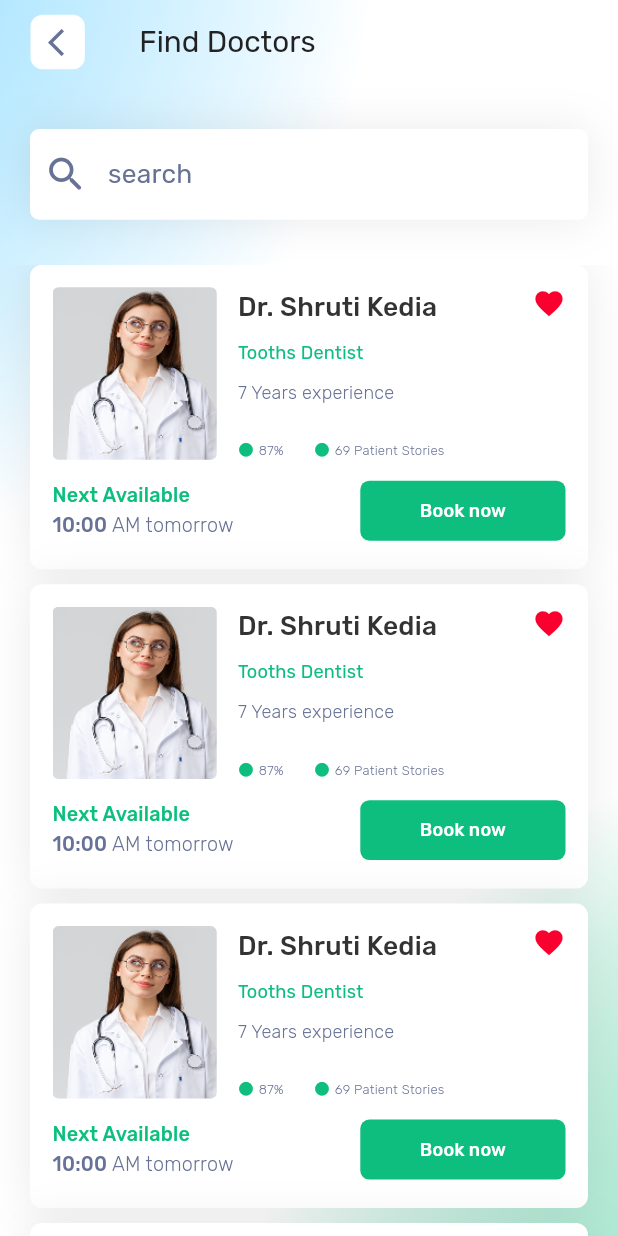
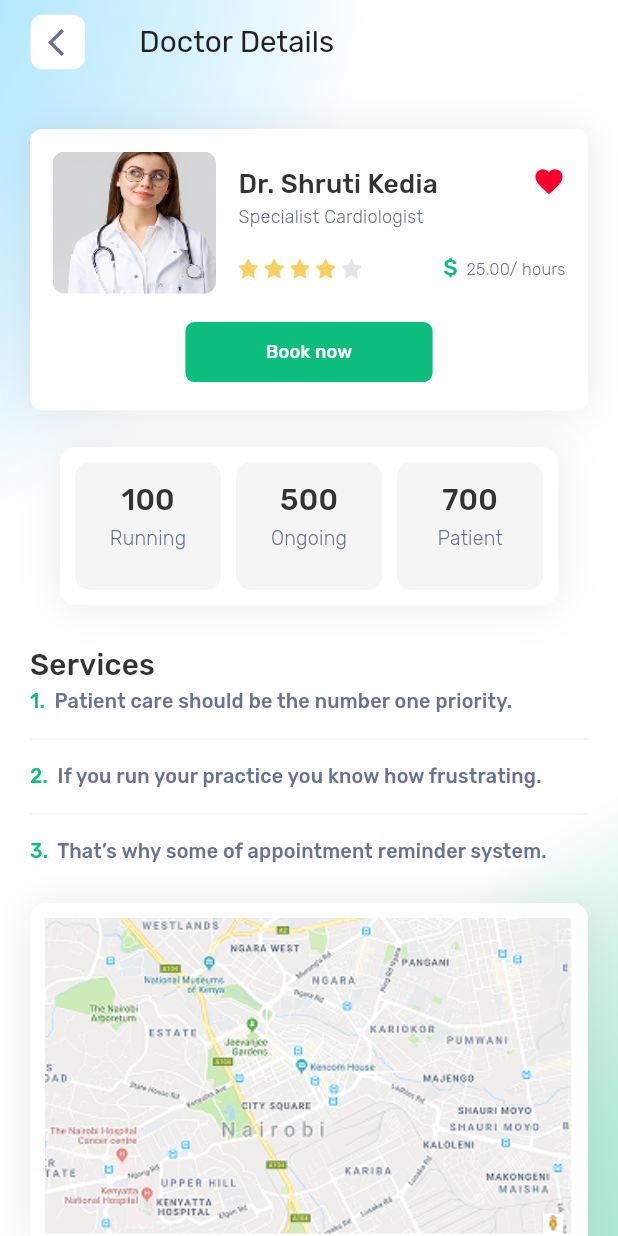
Before and after one commit to abdallahelnshar123-ux/doctor_hunt, a Flutter app: the screen it shows after launch, on a phone screen of 412 x 824 dp. Run offline on Flutter 3.47's test engine with Material 3 defaults, Android fonts, the phone set to English and light mode, and no system bars; our stand-ins replace flutter_screenutil, flutter_svg, go_router, google_fonts.

Commit message:
Implement doctor details screen and core UI components
* Create `DoctorDetailsScreen` featuring a comprehensive layout for doctor information, statistics, and services.
* Develop modular presentation widgets: `DoctorDetailsCard`, `DoctorStatisticsWidget`, and `ServicesWidget`.
* Extract `FavoriteButtonWidget` into a reusable core component and integrate it into `DoctorCard`.
* Expand `AppColors` and `AppAssets` with new design tokens and a map preview asset.
* Update the style generation script and `style_atoms.dart` to support new font sizes and color variants.
* Refine `FindDoctorsScreen` with `SafeArea` padding for improved layout consistency.

```diff
--- a/lib/apps/core/utils/app_assets.dart
+++ b/lib/apps/core/utils/app_assets.dart
@@ -6,6 +6,7 @@ class AppAssets {
   static const String appLogo = 'assets/icons/app_logo.svg';
   static const String userAvatar = 'assets/images/user_avatar.png';
   static const String testImageDoctor = 'assets/images/test_doctor_image.png';
+  static const String testImageMap = 'assets/images/test_map_image.png';
 
   // static const String avatarImage1 = 'assets/images/avatar1.png';
   // static const String avatarImage2 = 'assets/images/avatar2.png';
--- a/lib/apps/core/utils/app_colors.dart
+++ b/lib/apps/core/utils/app_colors.dart
@@ -40,10 +40,12 @@ class AppColors {
   // ----------------------
   static const Color surfaceGreen = Color(0xffE8F0E8); //
   static const Color badge = Color(0xffFA002F); //
+  static const Color grayMid = Color(0x32cbcbcb); //
 
   // ----------------------
   // Border /
   // ----------------------
   static const Color borderMuted = Color(0xffE6ECEA); //
   static const Color borderDefault = Color(0x28677294); //
+  static const Color borderSubtle = Color(0x19677294); //
 }
--- a/lib/apps/core/utils/app_routes.dart
+++ b/lib/apps/core/utils/app_routes.dart
@@ -6,4 +6,5 @@ class AppRoutes {
   static const String chooseRoleRouteName = 'choose_role_screen';
   static const String homeScreenRouteName = 'home_screen';
   static const String findDoctorsScreenRouteName = 'find_doctors_screen';
+  static const String doctorDetailsRouteName = 'doctor_details_screen';
 }
--- /dev/null
+++ b/lib/apps/core/widgets/favorite_button_widget.dart
@@ -0,0 +1,16 @@
+import 'package:flutter/material.dart';
+import 'package:flutter_screenutil/flutter_screenutil.dart';
+
+import '../utils/app_colors.dart';
+
+class FavoriteButtonWidget extends StatelessWidget {
+  const FavoriteButtonWidget({super.key});
+
+  @override
+  Widget build(BuildContext context) {
+    return GestureDetector(
+      onTap: () {},
+      child: Icon(Icons.favorite, color: AppColors.badge, size: 20.w),
+    );
+  }
+}
--- /dev/null
+++ b/lib/apps/features/doctor_details_screen/presentation/screens/doctor_details_screen.dart
@@ -0,0 +1,62 @@
+import 'package:doctor_hunt/apps/core/utils/app_assets.dart';
+import 'package:doctor_hunt/apps/core/widgets/app_scaffold.dart';
+import 'package:doctor_hunt/apps/core/widgets/main_app_bar.dart';
+import 'package:doctor_hunt/apps/features/doctor_details_screen/presentation/widget/doctor_details_card.dart';
+import 'package:doctor_hunt/apps/features/doctor_details_screen/presentation/widget/doctor_statistics_widget.dart';
+import 'package:doctor_hunt/apps/features/doctor_details_screen/presentation/widget/services_widget.dart';
+import 'package:flutter/material.dart';
+import 'package:flutter_screenutil/flutter_screenutil.dart';
+
+import '../../../../core/utils/app_colors.dart';
+
+class DoctorDetailsScreen extends StatelessWidget {
+  const DoctorDetailsScreen({super.key});
+
+  @override
+  Widget build(BuildContext context) {
+    return SafeArea(
+      top: false,
+      bottom: true,
+      child: AppScaffold(
+        body: Column(
+          children: [
+            MainAppBar(title: 'Doctor Details'),
+            Expanded(
+              child: SingleChildScrollView(
+                padding: EdgeInsets.symmetric(horizontal: 20, vertical: 30),
+                child: Column(
+                  spacing: 24.h,
+                  children: [
+                    DoctorDetailsCard(),
+                    DoctorStatisticsWidget(),
+                    ServicesWidget(),
+                    Container(
+                      padding: EdgeInsetsDirectional.all(10),
+                      decoration: BoxDecoration(
+                        color: AppColors.bgPrimary,
+                        boxShadow: [
+                          BoxShadow(
+                            color: AppColors.black.withAlpha(20),
+                            blurRadius: 25,
+                            spreadRadius: 0.5,
+                            offset: const Offset(0, 0),
+                          ),
+                        ],
+                        borderRadius: BorderRadius.circular(10),
+                      ),
+                      child: Image.asset(
+                        AppAssets.testImageMap,
+                        width: double.infinity,
+                        fit: .cover,
+                      ),
+                    ),
+                  ],
+                ),
+              ),
+            ),
+          ],
+        ),
+      ),
+    );
+  }
+}
--- /dev/null
+++ b/lib/apps/features/doctor_details_screen/presentation/widget/doctor_details_card.dart
@@ -0,0 +1,140 @@
+import 'package:doctor_hunt/apps/core/utils/app_assets.dart';
+import 'package:doctor_hunt/apps/core/utils/app_colors.dart';
+import 'package:doctor_hunt/apps/features/auth/presentation/widgets/custom_elevated_button.dart';
+import 'package:doctor_hunt/generated/style_atoms.dart';
+import 'package:flutter/material.dart';
+import 'package:flutter_screenutil/flutter_screenutil.dart';
+import 'package:flutter_svg/svg.dart';
+
+import '../../../../core/widgets/favorite_button_widget.dart';
+
+class DoctorDetailsCard extends StatelessWidget {
+  const DoctorDetailsCard({super.key});
+
+  @override
+  Widget build(BuildContext context) {
+    return Container(
+      padding: EdgeInsets.all(15),
+      width: double.infinity,
+      height: 185.h,
+      decoration: BoxDecoration(
+        borderRadius: BorderRadius.circular(8),
+        boxShadow: [
+          BoxShadow(
+            color: AppColors.black.withAlpha(20),
+            blurRadius: 25,
+            spreadRadius: 0.5,
+            offset: const Offset(0, 0),
+          ),
+        ],
+        color: AppColors.bgPrimary,
+      ),
+      child: Column(
+        crossAxisAlignment: .center,
+        spacing: 15,
+        children: [
+          Expanded(
+            child: Row(
+              spacing: 15,
+              children: [
+                Expanded(flex: 3, child: _doctorImageWidget(context: context)),
+                Expanded(
+                  flex: 6,
+                  child: Column(
+                    mainAxisAlignment: .spaceAround,
+                    children: [
+                      Row(
+                        crossAxisAlignment: .start,
+                        spacing: 15,
+                        children: [
+                          Expanded(
+                            child: _doctorDetailsWidget(context: context),
+                          ),
+                          FavoriteButtonWidget()
+                        ],
+                      ),
+                      _ratingWidget(context: context),
+                    ],
+                  ),
+                ),
+              ],
+            ),
+          ),
+          _buildBookNowButton(context: context),
+        ],
+      ),
+    );
+  }
+
+  Widget _buildBookNowButton({required BuildContext context}) {
+    return CustomElevatedButton(
+      buttonWidth: 0.4.sw,
+      paddingVertical: 10.w,
+      borderRadius: 6,
+      backgroundColor: AppColors.brandPrimary,
+      onPressed: () {},
+      child: Text('Book now', style: context.medium11.bgPrimary.rubik),
+    );
+  }
+
+  Widget _ratingWidget({required BuildContext context}) {
+    return Row(
+      mainAxisAlignment: .spaceBetween,
+      children: [
+        Row(
+          spacing: 4,
+          mainAxisAlignment: .center,
+          children: List.generate(
+            5,
+            (index) => SvgPicture.asset(
+              index != 4 ? AppAssets.starIconRated : AppAssets.starIconUnrated,
+              width: 12.w,
+            ),
+          ),
+        ),
+        Row(
+          crossAxisAlignment: .center,
+          spacing: 5,
+          mainAxisAlignment: .end,
+          children: [
+            SvgPicture.asset(AppAssets.sDollarIcon, width: 9.w),
+            Text('25.00/ hours', style: context.light10.textSecondary.rubik),
+          ],
+        ),
+      ],
+    );
+  }
+
+  Widget _doctorDetailsWidget({required BuildContext context}) => Column(
+    mainAxisAlignment: .spaceBetween,
+    crossAxisAlignment: .start,
+    children: [
+      FittedBox(
+        fit: .scaleDown,
+        child: Text(
+          'Dr. Shruti Kedia',
+          style: context.medium16.textTertiary.rubik,
+        ),
+      ),
+      FittedBox(
+        fit: .scaleDown,
+        child: Text(
+          'Specialist Cardiologist',
+          style: context.light11.textSecondary.rubik,
+        ),
+      ),
+    ],
+  );
+
+  Widget _doctorImageWidget({required BuildContext context}) => Container(
+    width: double.infinity,
+    height: double.infinity,
+    decoration: BoxDecoration(
+      borderRadius: BorderRadius.circular(8),
+      image: DecorationImage(
+        image: AssetImage(AppAssets.testImageDoctor),
+        fit: .cover,
+      ),
+    ),
+  );
+}
--- /dev/null
+++ b/lib/apps/features/doctor_details_screen/presentation/widget/doctor_statistics_widget.dart
@@ -0,0 +1,69 @@
+import 'package:doctor_hunt/apps/core/utils/app_colors.dart';
+import 'package:doctor_hunt/generated/style_atoms.dart';
+import 'package:flutter/material.dart';
+import 'package:flutter_screenutil/flutter_screenutil.dart';
+
+class DoctorStatisticsWidget extends StatelessWidget {
+  const DoctorStatisticsWidget({super.key});
+
+  @override
+  Widget build(BuildContext context) {
+    return Container(
+      margin: EdgeInsets.symmetric(horizontal: 20),
+      padding: EdgeInsets.all(10),
+      decoration: BoxDecoration(
+        color: AppColors.bgPrimary,
+        boxShadow: [
+          BoxShadow(
+            color: AppColors.black.withAlpha(20),
+            blurRadius: 25,
+            spreadRadius: 0.5,
+            offset: const Offset(0, 0),
+          ),
+        ],
+        borderRadius: BorderRadius.circular(10),
+      ),
+      child: Row(
+        spacing: 10,
+        mainAxisAlignment: .center,
+        children: [
+          _statisticsWidget(context: context, title: 'Running', number: '100'),
+          _statisticsWidget(context: context, title: 'Ongoing', number: '500'),
+          _statisticsWidget(context: context, title: 'Patient', number: '700'),
+        ],
+      ),
+    );
+  }
+}
+
+Widget _statisticsWidget({
+  required BuildContext context,
+  required String title,
+  required String number,
+}) {
+  return Expanded(
+    child: Container(
+      padding: EdgeInsets.all(10),
+      height: 84.h,
+      decoration: BoxDecoration(
+        color: AppColors.grayMid,
+        borderRadius: BorderRadius.circular(10),
+      ),
+      child: Column(
+        mainAxisAlignment: .start,
+        spacing: 1,
+        crossAxisAlignment: .center,
+        children: [
+          FittedBox(
+            fit: .scaleDown,
+            child: Text(number, style: context.medium18.textTertiary.rubik),
+          ),
+          FittedBox(
+            fit: .scaleDown,
+            child: Text(title, style: context.light12.textSecondary.rubik),
+          ),
+        ],
+      ),
+    ),
+  );
+}
--- /dev/null
+++ b/lib/apps/features/doctor_details_screen/presentation/widget/services_widget.dart
@@ -0,0 +1,45 @@
+import 'package:doctor_hunt/apps/core/utils/app_colors.dart';
+import 'package:doctor_hunt/generated/style_atoms.dart';
+import 'package:flutter/material.dart';
+
+class ServicesWidget extends StatelessWidget {
+  const ServicesWidget({super.key});
+
+  @override
+  Widget build(BuildContext context) {
+    return Column(
+      crossAxisAlignment: .start,
+      children: [
+        Text('Services', style: context.medium18.textTertiary.rubik),
+        ListView.separated(
+          physics: NeverScrollableScrollPhysics(),
+          shrinkWrap: true,
+          itemBuilder: (context, index) => Text.rich(
+            TextSpan(
+              text: '${index + 1}.  ',
+              style: context.medium12.brandPrimary.rubik,
+              children: [
+                TextSpan(
+                  text: servicesList[index],
+                  style: context.medium12.textSecondary.rubik,
+                ),
+              ],
+            ),
+          ),
+          itemCount: servicesList.length,
+          separatorBuilder: (BuildContext context, int index) => Divider(
+            color: AppColors.borderSubtle,
+            thickness: 0.8,
+            height: 30,
+          ),
+        ),
+      ],
+    );
+  }
+}
+
+const List<String> servicesList = [
+  'Patient care should be the number one priority.',
+  'If you run your practice you know how frustrating.',
+  'That’s why some of appointment reminder system.',
+];
--- a/lib/apps/features/find_doctors_screen/presentation/screens/find_doctors_screen.dart
+++ b/lib/apps/features/find_doctors_screen/presentation/screens/find_doctors_screen.dart
@@ -9,7 +9,10 @@ class FindDoctorsScreen extends StatelessWidget {
 
   @override
   Widget build(BuildContext context) {
-    return AppScaffold(
+    return SafeArea(
+      top: false,
+      bottom: true,
+      child: AppScaffold(
         body: Column(
           children: [
             MainAppBar(title: 'Find Doctors'),
@@ -34,6 +37,7 @@ class FindDoctorsScreen extends StatelessWidget {
             ),
           ],
         ),
+      ),
     );
   }
 }
--- a/lib/apps/features/find_doctors_screen/presentation/widget/doctor_card.dart
+++ b/lib/apps/features/find_doctors_screen/presentation/widget/doctor_card.dart
@@ -4,6 +4,8 @@ import 'package:doctor_hunt/apps/features/auth/presentation/widgets/custom_eleva
 import 'package:doctor_hunt/generated/style_atoms.dart';
 import 'package:flutter/material.dart';
 import 'package:flutter_screenutil/flutter_screenutil.dart';
+
+import '../../../../core/widgets/favorite_button_widget.dart';
 
 class DoctorCard extends StatelessWidget {
   const DoctorCard({super.key});
@@ -36,14 +38,7 @@ class DoctorCard extends StatelessWidget {
               children: [
                 _doctorImageWidget(context: context),
                 _doctorDetailsWidget(context: context),
-                GestureDetector(
-                  onTap: () {},
-                  child: Icon(
-                    Icons.favorite,
-                    color: AppColors.badge,
-                    size: 20.w,
-                  ),
-                ),
+                FavoriteButtonWidget(),
               ],
             ),
           ),
--- a/lib/generate_styles.dart
+++ b/lib/generate_styles.dart
@@ -20,6 +20,7 @@ void main() {
     'textCaption',
     'textMuted',
     'surfaceGreen',
+    'grayMid',
     'borderMuted',
     'borderDefault',
   ];
@@ -35,6 +36,7 @@ void main() {
 
   final List<int> fontSizes = [
     8,
+    10,
     11,
     12,
     14,
--- a/lib/main.dart
+++ b/lib/main.dart
@@ -3,6 +3,7 @@ import 'package:doctor_hunt/apps/core/utils/app_theme.dart';
 import 'package:doctor_hunt/apps/features/auth/presentation/screens/login_screen.dart';
 import 'package:doctor_hunt/apps/features/auth/presentation/screens/register_screen.dart';
 import 'package:doctor_hunt/apps/features/choose_role/presentation/screens/choose_role_screen.dart';
+import 'package:doctor_hunt/apps/features/doctor_details_screen/presentation/screens/doctor_details_screen.dart';
 import 'package:doctor_hunt/apps/features/find_doctors_screen/presentation/screens/find_doctors_screen.dart';
 import 'package:doctor_hunt/apps/features/home_screen/presentation/screens/home_screen.dart';
 import 'package:doctor_hunt/apps/features/onboarding/presentation/controller/onboarding_controller.dart';
@@ -28,7 +29,7 @@ class MyApp extends StatelessWidget {
         themeMode: .light,
         debugShowCheckedModeBanner: false,
         routerConfig: GoRouter(
-          initialLocation: '/${AppRoutes.findDoctorsScreenRouteName}',
+          initialLocation: '/${AppRoutes.doctorDetailsRouteName}',
           routes: [
             GoRoute(
               path: '/${AppRoutes.onboardingRouteName}',
@@ -63,6 +64,11 @@ class MyApp extends StatelessWidget {
               name: AppRoutes.findDoctorsScreenRouteName,
               builder: (context, state) => const FindDoctorsScreen(),
             ),
+            GoRoute(
+              path: '/${AppRoutes.doctorDetailsRouteName}',
+              name: AppRoutes.doctorDetailsRouteName,
+              builder: (context, state) => const DoctorDetailsScreen(),
+            ),
           ],
         ),
       ),
```
Also changed, not shown: assets/images/test_map_image.png (added), lib/generated/style_atoms.dart. Lines whose indentation alone changed are shown as unchanged.
